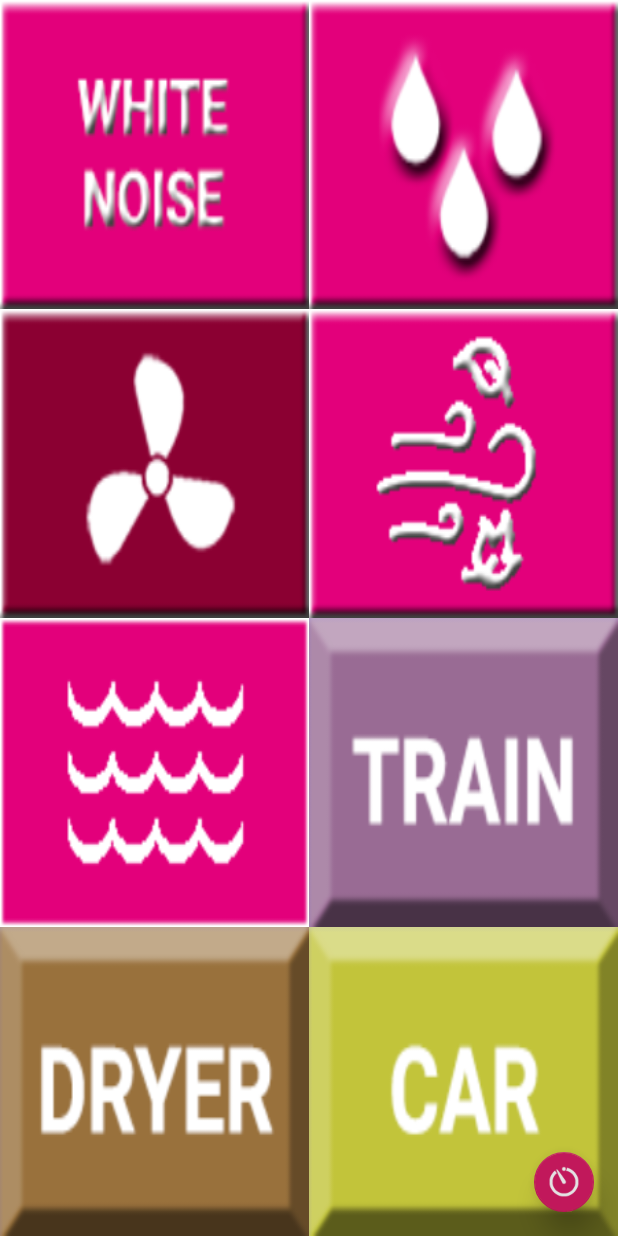
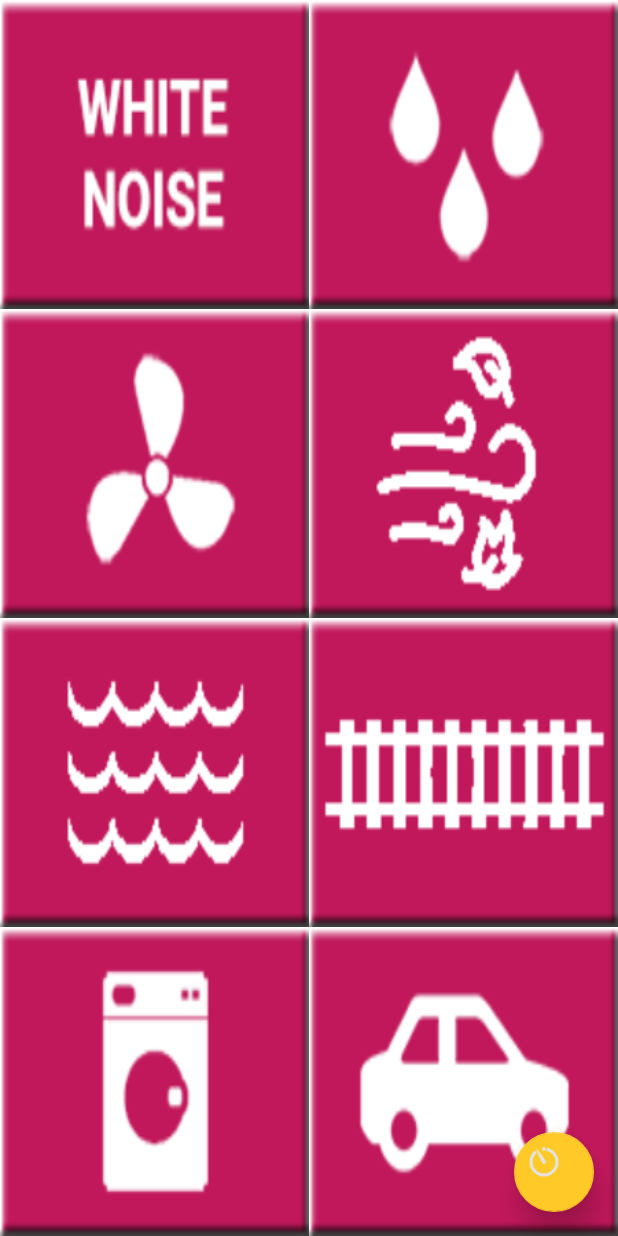
Before and after one commit to AndyCr15/WhiteNoise, an Android app: the screen it shows after launch (MainActivity), on a phone screen of 412 x 824 dp. Run offline under Robolectric (Android 15) with nearby library versions, the phone set to English and light mode, and no system bars.

Commit message:
New buttons

```diff
--- a/app/src/main/res/layout/activity_main.xml
+++ b/app/src/main/res/layout/activity_main.xml
@@ -128,8 +128,8 @@
 
         <android.support.design.widget.FloatingActionButton
             android:id="@+id/floatingActionButton"
-            android:layout_width="wrap_content"
-            android:layout_height="wrap_content"
+            android:layout_width="53dp"
+            android:layout_height="53dp"
             android:layout_alignParentBottom="true"
             android:layout_alignParentEnd="true"
             android:layout_alignParentRight="true"
@@ -137,7 +137,7 @@
             android:layout_margin="16dp"
             android:baselineAlignBottom="false"
             android:clickable="true"
-            app:backgroundTint="@color/colorPrimary"
+            app:backgroundTint="@color/colorAccent"
             app:elevation="11dp"
             app:fabSize="mini"
             app:srcCompat="@drawable/timer" />
```
Also changed, not shown: app/src/main/res/drawable/car.png, app/src/main/res/drawable/carpressed.png, app/src/main/res/drawable/dryer.png, app/src/main/res/drawable/dryerpressed.png, app/src/main/res/drawable/fan.png, app/src/main/res/drawable/fanpressed.png, app/src/main/res/drawable/rain.png, app/src/main/res/drawable/rainpressed.png, app/src/main/res/drawable/train.png, app/src/main/res/drawable/trainpressed.png, app/src/main/res/drawable/waves.png, app/src/main/res/drawable/wavespressed.png, app/src/main/res/drawable/whitenoise.png, app/src/main/res/drawable/whitenoisepressed.png, 2 more files.
